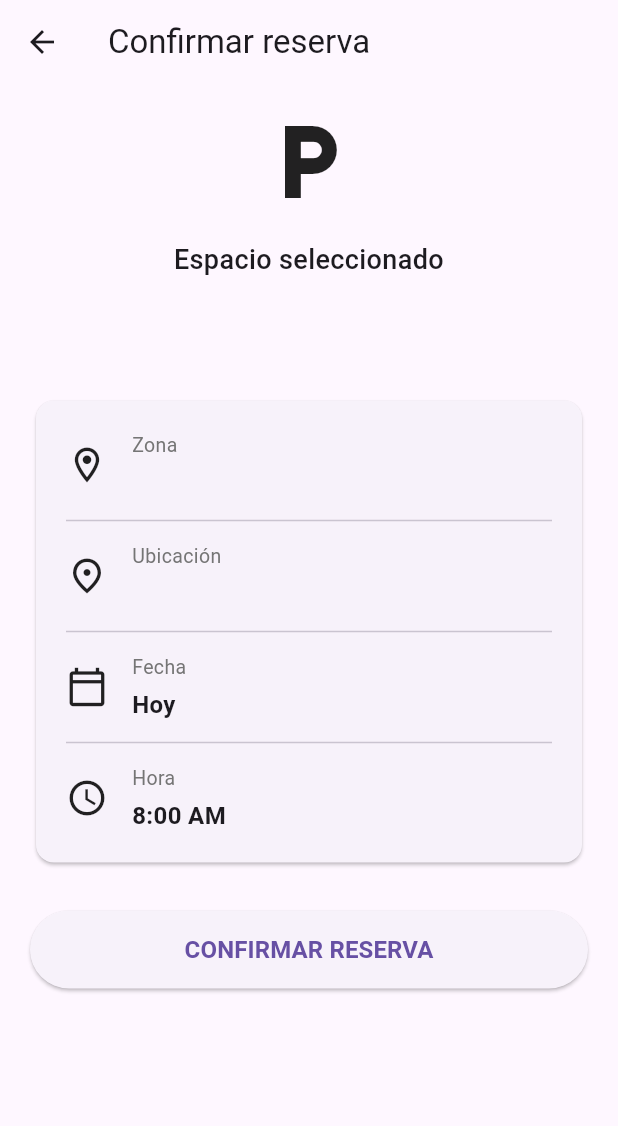
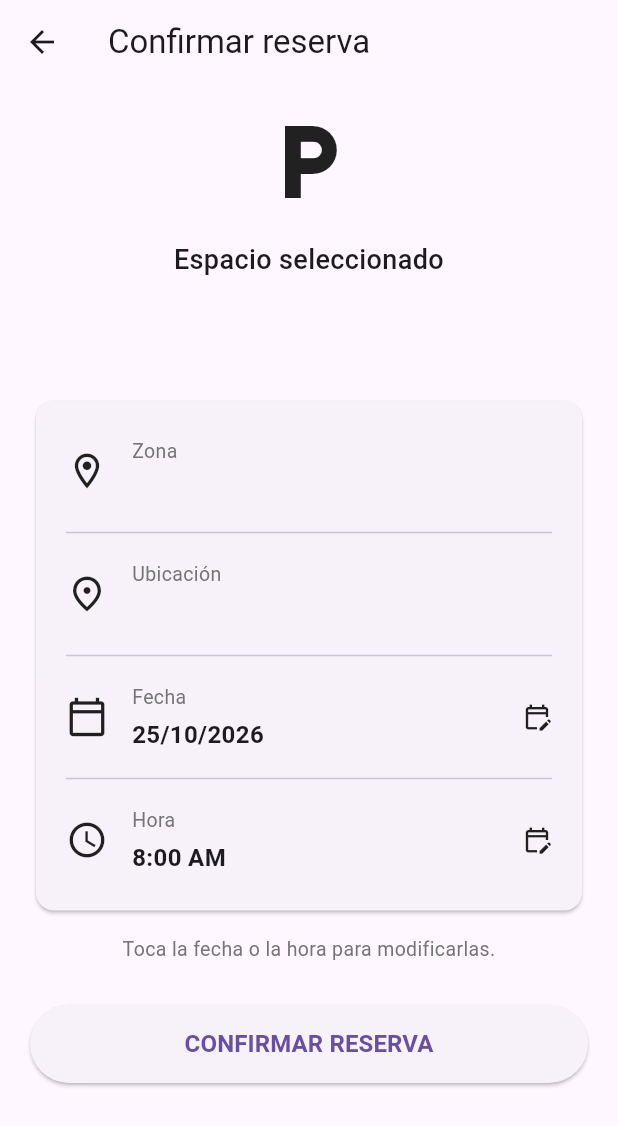
Before and after one commit to AlexD335/smartparking-campus, a Flutter app: the ReservationScreen screen opened directly with empty values, on a phone screen of 412 x 824 dp. Shown: the top 1126 px of the screen. Run offline on Flutter 3.47's test engine with Material 3 defaults, Android fonts, the phone set to English and light mode, and no system bars.

Commit message:
feat: add reservation date and time selection

```diff
--- a/lib/screens/reservation_screen.dart
+++ b/lib/screens/reservation_screen.dart
@@ -26,6 +26,64 @@ class ReservationScreen extends StatefulWidget {
 class _ReservationScreenState extends State<ReservationScreen> {
   bool _isSubmitting = false;
 
+  late DateTime _selectedDate;
+  TimeOfDay _selectedTime = const TimeOfDay(hour: 8, minute: 0);
+
+  @override
+  void initState() {
+    super.initState();
+
+    final now = DateTime.now();
+    _selectedDate = DateTime(now.year, now.month, now.day);
+  }
+
+  String _formatDate(DateTime date) {
+    final day = date.day.toString().padLeft(2, '0');
+    final month = date.month.toString().padLeft(2, '0');
+
+    return '$day/$month/${date.year}';
+  }
+
+  Future<void> _selectDate() async {
+    final now = DateTime.now();
+
+    final pickedDate = await showDatePicker(
+      context: context,
+      initialDate: _selectedDate,
+      firstDate: DateTime(now.year, now.month, now.day),
+      lastDate: DateTime(now.year + 5, 12, 31),
+      helpText: 'Selecciona la fecha de la reserva',
+      cancelText: 'CANCELAR',
+      confirmText: 'ACEPTAR',
+    );
+
+    if (pickedDate != null && mounted) {
+      setState(() {
+        _selectedDate = DateTime(
+          pickedDate.year,
+          pickedDate.month,
+          pickedDate.day,
+        );
+      });
+    }
+  }
+
+  Future<void> _selectTime() async {
+    final pickedTime = await showTimePicker(
+      context: context,
+      initialTime: _selectedTime,
+      helpText: 'Selecciona la hora de la reserva',
+      cancelText: 'CANCELAR',
+      confirmText: 'ACEPTAR',
+    );
+
+    if (pickedTime != null && mounted) {
+      setState(() {
+        _selectedTime = pickedTime;
+      });
+    }
+  }
+
   Future<void> _confirmReservation() async {
     if (_isSubmitting) return;
 
@@ -33,11 +91,14 @@ class _ReservationScreenState extends State<ReservationScreen> {
       _isSubmitting = true;
     });
 
-    final now = DateTime.now();
     final reservationDate =
-        '${now.year.toString().padLeft(4, '0')}-'
-        '${now.month.toString().padLeft(2, '0')}-'
-        '${now.day.toString().padLeft(2, '0')}';
+        '${_selectedDate.year.toString().padLeft(4, '0')}-'
+        '${_selectedDate.month.toString().padLeft(2, '0')}-'
+        '${_selectedDate.day.toString().padLeft(2, '0')}';
+
+    final reservationTime =
+        '${_selectedTime.hour.toString().padLeft(2, '0')}:'
+        '${_selectedTime.minute.toString().padLeft(2, '0')}:00';
 
     final messenger = ScaffoldMessenger.of(context);
     final navigator = Navigator.of(context);
@@ -47,17 +108,18 @@ class _ReservationScreenState extends State<ReservationScreen> {
         userId: 1,
         parkingSpaceId: widget.parkingSpaceId,
         reservationDate: reservationDate,
-        reservationTime: '08:00:00',
+        reservationTime: reservationTime,
       );
 
       if (!mounted) return;
 
       final reservation = Reservation(
         spaceId: widget.spaceId,
+        parkingSpaceId: widget.parkingSpaceId,
         zone: widget.zone,
         location: widget.location,
-        date: 'Hoy',
-        time: '8:00 AM',
+        date: _formatDate(_selectedDate),
+        time: _selectedTime.format(context),
       );
 
       widget.onReservationCreated(reservation);
@@ -120,20 +182,28 @@ class _ReservationScreenState extends State<ReservationScreen> {
                       value: widget.location,
                     ),
                     const Divider(height: 28),
-                    const _ReservationDetail(
+                    _ReservationDetail(
                       icon: Icons.calendar_today_outlined,
                       label: 'Fecha',
-                      value: 'Hoy',
+                      value: _formatDate(_selectedDate),
+                      onTap: _selectDate,
                     ),
                     const Divider(height: 28),
-                    const _ReservationDetail(
+                    _ReservationDetail(
                       icon: Icons.access_time,
                       label: 'Hora',
-                      value: '8:00 AM',
+                      value: _selectedTime.format(context),
+                      onTap: _selectTime,
                     ),
                   ],
                 ),
               ),
+            ),
+            const SizedBox(height: 12),
+            Text(
+              'Toca la fecha o la hora para modificarlas.',
+              textAlign: TextAlign.center,
+              style: TextStyle(fontSize: 13, color: Colors.grey.shade600),
             ),
             const SizedBox(height: 28),
             SizedBox(
@@ -167,15 +237,22 @@ class _ReservationDetail extends StatelessWidget {
     required this.icon,
     required this.label,
     required this.value,
+    this.onTap,
   });
 
   final IconData icon;
   final String label;
   final String value;
+  final VoidCallback? onTap;
 
   @override
   Widget build(BuildContext context) {
-    return Row(
+    return InkWell(
+      onTap: onTap,
+      borderRadius: BorderRadius.circular(8),
+      child: Padding(
+        padding: const EdgeInsets.symmetric(vertical: 4),
+        child: Row(
           children: [
             Icon(icon, size: 28),
             const SizedBox(width: 16),
@@ -198,7 +275,11 @@ class _ReservationDetail extends StatelessWidget {
                 ],
               ),
             ),
+            if (onTap != null)
+              const Icon(Icons.edit_calendar_outlined, size: 20),
           ],
+        ),
+      ),
     );
   }
 }
```
Lines whose indentation alone changed are shown as unchanged.
